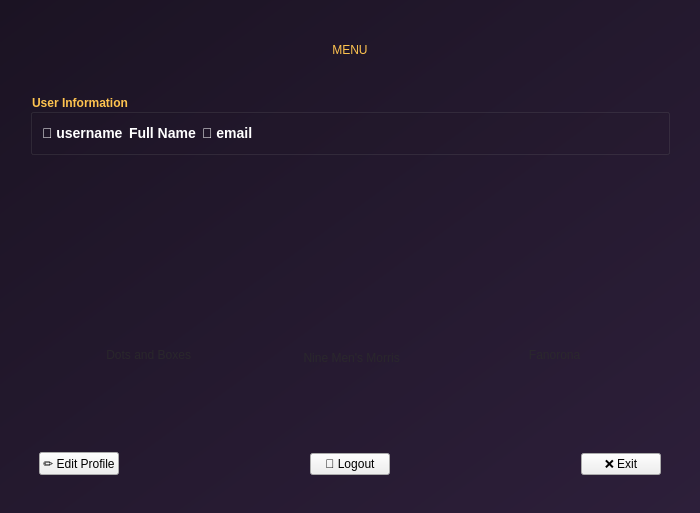
Old version of the form PlaTwo/ui/forms/MainMenuWindow.ui in the repository Brave-Potato9/PlaTwo.
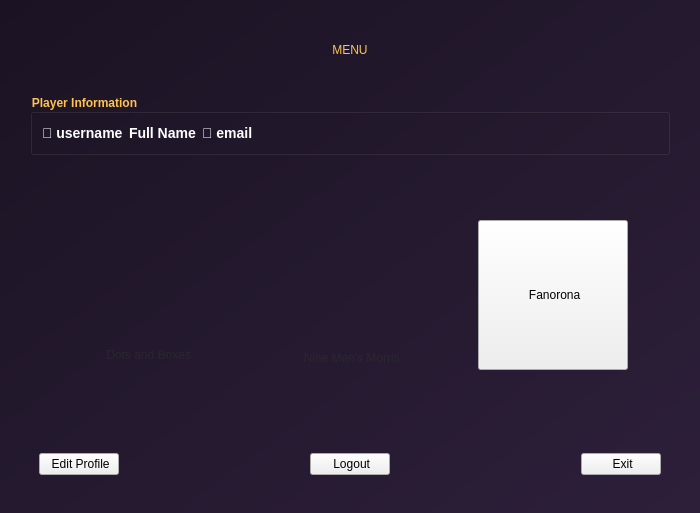
New version of the form. Icons and pictures are not drawn.

```diff
--- a/PlaTwo/ui/forms/MainMenuWindow.ui
+++ b/PlaTwo/ui/forms/MainMenuWindow.ui
@@ -59,7 +59,7 @@
 background-color:none;</string>
       </property>
       <property name="title">
-       <string>User Information</string>
+       <string>Player Information</string>
       </property>
       <layout class="QHBoxLayout" name="userInfoLayout">
        <item>
@@ -182,6 +182,12 @@
        </item>
        <item>
         <widget class="QPushButton" name="pushButtonFanorona">
+         <property name="minimumSize">
+          <size>
+           <width>0</width>
+           <height>0</height>
+          </size>
+         </property>
          <property name="maximumSize">
           <size>
            <width>150</width>
@@ -192,11 +198,7 @@
           <cursorShape>PointingHandCursor</cursorShape>
          </property>
          <property name="styleSheet">
-          <string notr="true">border-image: url(:/C:/Users/HP/Downloads/unnamed.png);
-padding-top:120px;
-color: rgba(42, 42, 42,200);
-font: 20pt &quot;Haettenschweiler&quot;;
-border-radius: 10px;
+          <string notr="true">
 </string>
          </property>
          <property name="text">
@@ -223,7 +225,7 @@
           <cursorShape>PointingHandCursor</cursorShape>
          </property>
          <property name="text">
-          <string>✏️ Edit Profile</string>
+          <string> Edit Profile</string>
          </property>
         </widget>
        </item>
@@ -246,7 +248,7 @@
           <cursorShape>PointingHandCursor</cursorShape>
          </property>
          <property name="text">
-          <string>🚪 Logout</string>
+          <string> Logout</string>
          </property>
         </widget>
        </item>
@@ -272,7 +274,7 @@
           <string notr="true"/>
          </property>
          <property name="text">
-          <string>❌ Exit</string>
+          <string> Exit</string>
          </property>
         </widget>
        </item>
```
Left out of the diff: 16 changed lines with no effect on the pictures.
